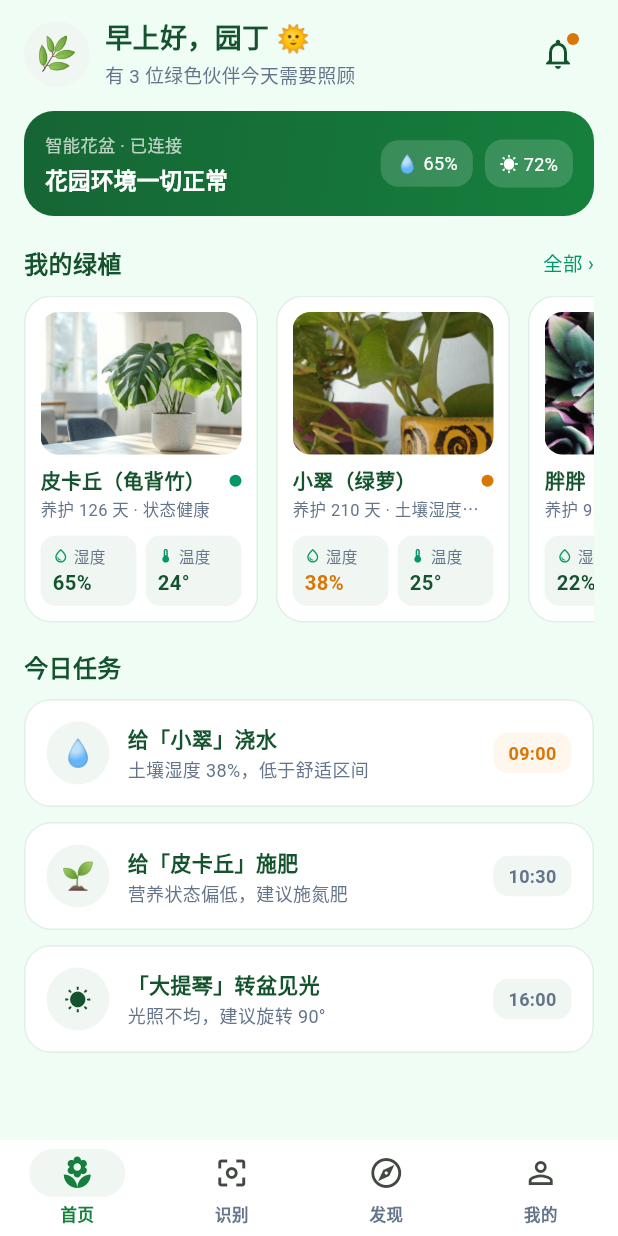
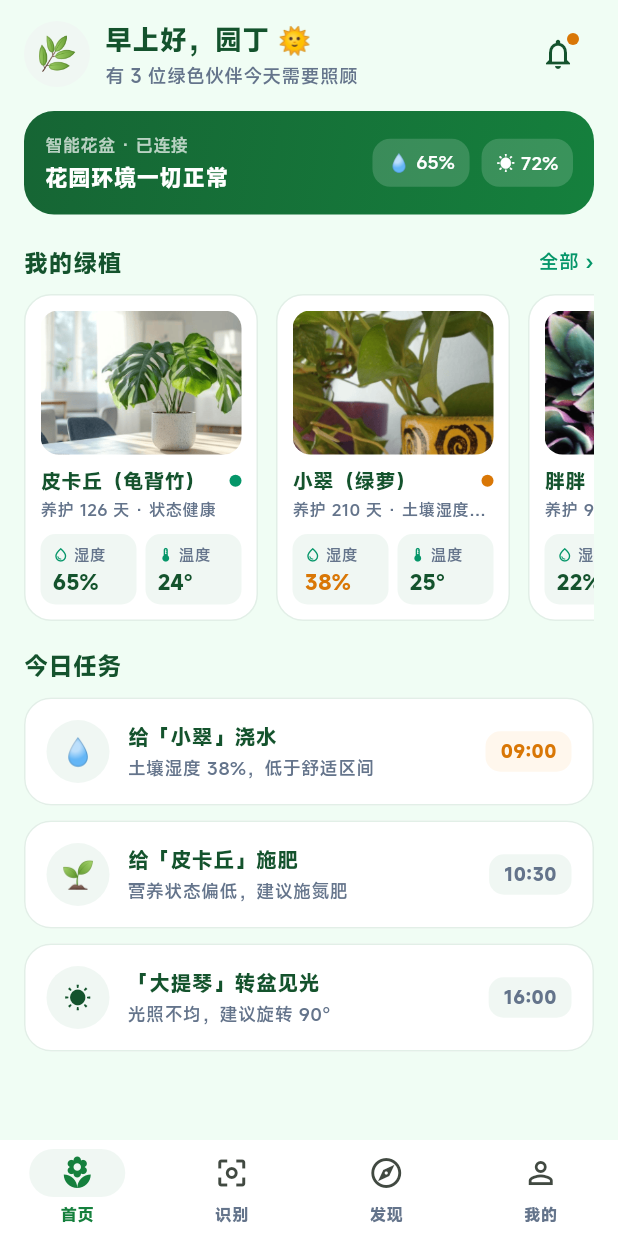
Before and after one commit to GeeksYe/plantcare, a Flutter app: the screen it shows after launch, on a phone screen of 412 x 824 dp. Run offline on Flutter 3.47's test engine with Material 3 defaults, Android fonts, the phone set to English and light mode, and no system bars; our stand-ins replace image_picker, shared_preferences.

Commit message:
feat: 全局字体接入 MiSans（iOS 观感开源替代，GB2312+代码字符子集化，4字重共3.3MB）

```diff
--- a/lib/theme.dart
+++ b/lib/theme.dart
@@ -18,6 +18,7 @@ class AppTheme {
   static ThemeData light() {
     final base = ThemeData(
       useMaterial3: true,
+      fontFamily: 'MiSans', // iOS 观感：中文接近苹方，西文接近 SF Pro（开源替代，避免版权问题）
       colorScheme: ColorScheme.fromSeed(
         seedColor: AppColors.forest,
         primary: AppColors.forest,
@@ -41,6 +42,7 @@ class AppTheme {
           color: AppColors.ink,
           fontSize: 17,
           fontWeight: FontWeight.w600,
+          fontFamily: 'MiSans',
         ),
       ),
       dividerTheme: const DividerThemeData(color: AppColors.border, thickness: 1),
```
Also changed, not shown: assets/fonts/charset.txt (added, +3 -0 lines), pubspec.yaml (+15 -0 lines), assets/fonts/MiSans-Bold.ttf (added), assets/fonts/MiSans-Demibold.ttf (added), assets/fonts/MiSans-Medium.ttf (added), assets/fonts/MiSans-Regular.ttf (added).
